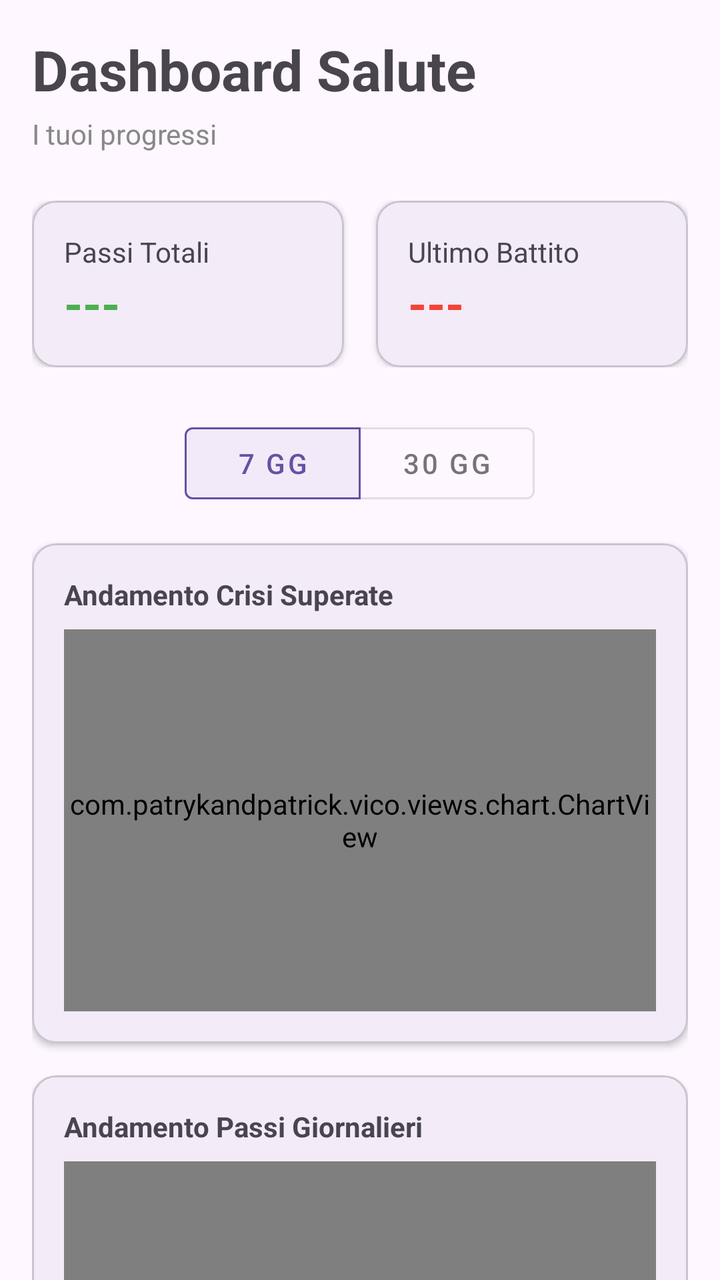
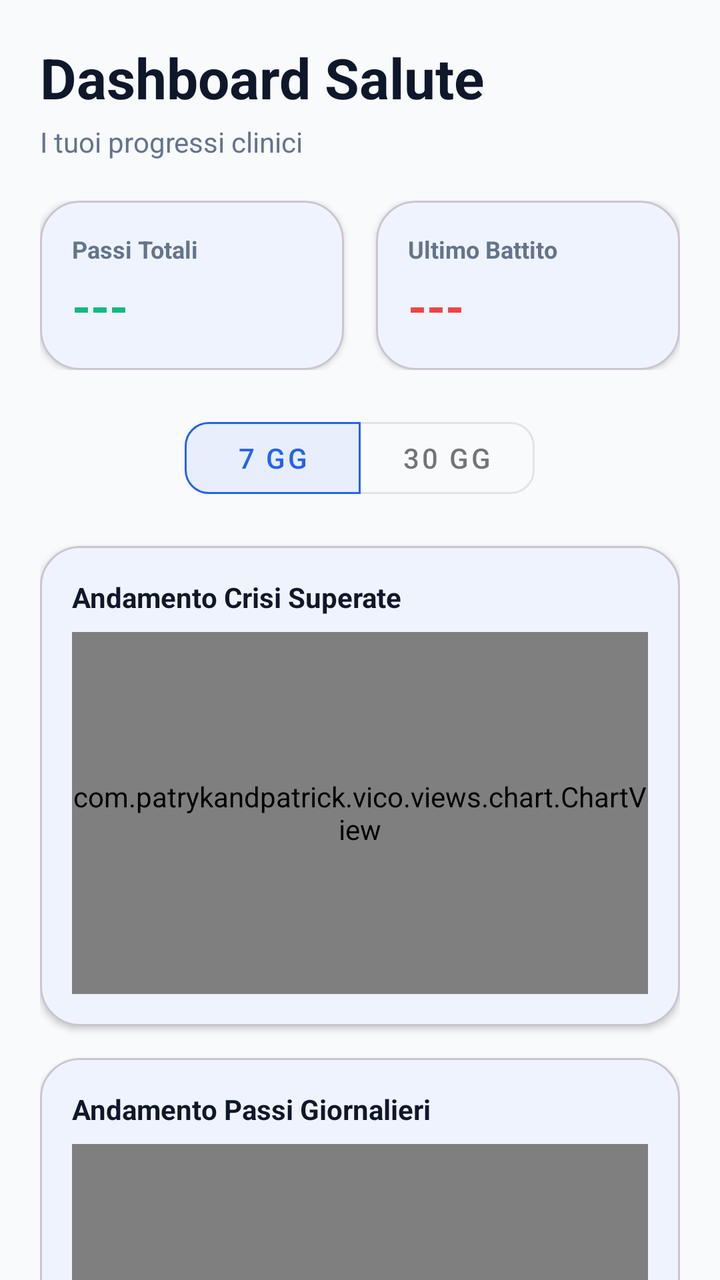

Screens rendered from an Android XML layout before and after an edit, with the pre-edit source and the edit as a unified diff.
<!-- AndroidManifest.xml: application theme Theme.SmokeShield -->
<!-- res/layout/fragment_health.xml -->
<?xml version="1.0" encoding="utf-8"?>
<layout xmlns:android="http://schemas.android.com/apk/res/android"
    xmlns:app="http://schemas.android.com/apk/res-auto">

    <androidx.core.widget.NestedScrollView
        android:layout_width="match_parent"
        android:layout_height="match_parent"
        android:fillViewport="true">

        <androidx.constraintlayout.widget.ConstraintLayout
            android:layout_width="match_parent"
            android:layout_height="wrap_content"
            android:padding="16dp">

            <TextView
                android:id="@+id/tv_health_title"
                android:layout_width="wrap_content"
                android:layout_height="wrap_content"
                android:text="Dashboard Salute"
                android:textSize="28sp"
                android:textStyle="bold"
                app:layout_constraintStart_toStartOf="parent"
                app:layout_constraintTop_toTopOf="parent" />

            <TextView
                android:id="@+id/tv_health_subtitle"
                android:layout_width="wrap_content"
                android:layout_height="wrap_content"
                android:layout_marginTop="4dp"
                android:text="I tuoi progressi"
                android:textColor="#888888"
                app:layout_constraintStart_toStartOf="parent"
                app:layout_constraintTop_toBottomOf="@id/tv_health_title" />

            
            <LinearLayout
                android:id="@+id/ll_metrics"
                android:layout_width="match_parent"
                android:layout_height="wrap_content"
                android:layout_marginTop="24dp"
                android:orientation="horizontal"
                android:weightSum="2"
                app:layout_constraintTop_toBottomOf="@id/tv_health_subtitle">

                <com.google.android.material.card.MaterialCardView
                    android:layout_width="0dp"
                    android:layout_height="wrap_content"
                    android:layout_weight="1"
                    android:layout_marginEnd="8dp"
                    app:cardCornerRadius="12dp"
                    app:cardElevation="2dp">
                    <LinearLayout
                        android:layout_width="match_parent"
                        android:layout_height="wrap_content"
                        android:padding="16dp"
                        android:orientation="vertical">
                        <TextView
                            android:layout_width="wrap_content"
                            android:layout_height="wrap_content"
                            android:text="Passi Totali" />
                        <TextView
                            android:id="@+id/tv_steps_count"
                            android:layout_width="wrap_content"
                            android:layout_height="wrap_content"
                            android:text="---"
                            android:textSize="24sp"
                            android:textStyle="bold"
                            android:textColor="#4CAF50"/>
                    </LinearLayout>
                </com.google.android.material.card.MaterialCardView>

                <com.google.android.material.card.MaterialCardView
                    android:layout_width="0dp"
                    android:layout_height="wrap_content"
                    android:layout_weight="1"
                    android:layout_marginStart="8dp"
                    app:cardCornerRadius="12dp"
                    app:cardElevation="2dp">
                    <LinearLayout
                        android:layout_width="match_parent"
                        android:layout_height="wrap_content"
                        android:padding="16dp"
                        android:orientation="vertical">
                        <TextView
                            android:layout_width="wrap_content"
                            android:layout_height="wrap_content"
                            android:text="Ultimo Battito" />
                        <TextView
                            android:id="@+id/tv_bpm_count"
                            android:layout_width="wrap_content"
                            android:layout_height="wrap_content"
                            android:text="---"
                            android:textSize="24sp"
                            android:textStyle="bold"
                            android:textColor="#F44336"/>
                    </LinearLayout>
                </com.google.android.material.card.MaterialCardView>
            </LinearLayout>

            
            <com.google.android.material.button.MaterialButtonToggleGroup
                android:id="@+id/toggle_group_time"
                android:layout_width="match_parent"
                android:layout_height="wrap_content"
                android:layout_marginTop="24dp"
                android:gravity="center"
                app:singleSelection="true"
                app:selectionRequired="true"
                app:checkedButton="@+id/btn_7_days"
                app:layout_constraintTop_toBottomOf="@id/ll_metrics">

                <Button
                    android:id="@+id/btn_7_days"
                    style="@style/Widget.MaterialComponents.Button.OutlinedButton"
                    android:layout_width="wrap_content"
                    android:layout_height="wrap_content"
                    android:text="7 gg" />

                <Button
                    android:id="@+id/btn_30_days"
                    style="@style/Widget.MaterialComponents.Button.OutlinedButton"
                    android:layout_width="wrap_content"
                    android:layout_height="wrap_content"
                    android:text="30 gg" />
            </com.google.android.material.button.MaterialButtonToggleGroup>

            
            <com.google.android.material.card.MaterialCardView
                android:id="@+id/card_chart_crises"
                android:layout_width="match_parent"
                android:layout_height="250dp"
                android:layout_marginTop="16dp"
                app:cardCornerRadius="12dp"
                app:cardElevation="2dp"
                app:layout_constraintTop_toBottomOf="@id/toggle_group_time">

                <LinearLayout
                    android:layout_width="match_parent"
                    android:layout_height="match_parent"
                    android:orientation="vertical"
                    android:padding="16dp">

                    <TextView
                        android:layout_width="wrap_content"
                        android:layout_height="wrap_content"
                        android:text="Andamento Crisi Superate"
                        android:textStyle="bold"
                        android:layout_marginBottom="8dp"/>

                    <com.patrykandpatrick.vico.views.chart.ChartView
                        android:id="@+id/vico_chart_crises"
                        android:layout_width="match_parent"
                        android:layout_height="match_parent"
                        app:chart="column"
                        app:showStartAxis="true"
                        app:showBottomAxis="true" />
                </LinearLayout>
            </com.google.android.material.card.MaterialCardView>

            
            <com.google.android.material.card.MaterialCardView
                android:id="@+id/card_chart_steps"
                android:layout_width="match_parent"
                android:layout_height="250dp"
                android:layout_marginTop="16dp"
                app:cardCornerRadius="12dp"
                app:cardElevation="2dp"
                app:layout_constraintTop_toBottomOf="@id/card_chart_crises">

                <LinearLayout
                    android:layout_width="match_parent"
                    android:layout_height="match_parent"
                    android:orientation="vertical"
                    android:padding="16dp">

                    <TextView
                        android:layout_width="wrap_content"
                        android:layout_height="wrap_content"
                        android:text="Andamento Passi Giornalieri"
                        android:textStyle="bold"
                        android:layout_marginBottom="8dp"/>

                    <com.patrykandpatrick.vico.views.chart.ChartView
                        android:id="@+id/vico_chart_steps"
                        android:layout_width="match_parent"
                        android:layout_height="match_parent"
                        app:chart="column"
                        app:showStartAxis="true"
                        app:showBottomAxis="true" />
                </LinearLayout>
            </com.google.android.material.card.MaterialCardView>

            
            <com.google.android.material.card.MaterialCardView
                android:id="@+id/card_chart_heart_rate"
                android:layout_width="match_parent"
                android:layout_height="250dp"
                android:layout_marginTop="16dp"
                android:layout_marginBottom="24dp"
                app:cardCornerRadius="12dp"
                app:cardElevation="2dp"
                app:layout_constraintTop_toBottomOf="@id/card_chart_steps"
                app:layout_constraintBottom_toTopOf="@id/btn_back_profile">

                <LinearLayout
                    android:layout_width="match_parent"
                    android:layout_height="match_parent"
                    android:orientation="vertical"
                    android:padding="16dp">

                    <TextView
                        android:layout_width="wrap_content"
                        android:layout_height="wrap_content"
                        android:text="Andamento Battito (BPM Medio)"
                        android:textStyle="bold"
                        android:layout_marginBottom="8dp"/>

                    
                    <com.patrykandpatrick.vico.views.chart.ChartView
                        android:id="@+id/vico_chart_heart_rate"
                        android:layout_width="match_parent"
                        android:layout_height="match_parent"
                        app:chart="line"
                        app:showStartAxis="true"
                        app:showBottomAxis="true" />
                </LinearLayout>
            </com.google.android.material.card.MaterialCardView>

            <Button
                android:id="@+id/btn_back_profile"
                style="@style/Widget.MaterialComponents.Button.TextButton"
                android:layout_width="wrap_content"
                android:layout_height="wrap_content"
                android:layout_marginTop="16dp"
                android:text="TORNA AL PROFILO"
                app:layout_constraintBottom_toBottomOf="parent"
                app:layout_constraintStart_toStartOf="parent"
                app:layout_constraintEnd_toEndOf="parent" />

        </androidx.constraintlayout.widget.ConstraintLayout>
    </androidx.core.widget.NestedScrollView>
</layout>
<!-- resources referenced by this layout -->
<resources>
  <style name="Theme.SmokeShield" parent="Base.Theme.SmokeShield" />
  <style name="Base.Theme.SmokeShield" parent="Theme.Material3.DayNight.NoActionBar">
          <item name="android:windowLayoutInDisplayCutoutMode" tools:targetApi="p">shortEdges</item>
          <item name="android:statusBarColor">?android:attr/colorBackground</item>
          <item name="android:navigationBarColor">?android:attr/colorBackground</item>
      </style>
</resources>

<!-- the commit's change to res/layout/fragment_health.xml (unified diff, before → after) -->
@@ -5,12 +5,13 @@
     <androidx.core.widget.NestedScrollView
         android:layout_width="match_parent"
         android:layout_height="match_parent"
+        android:background="?android:attr/colorBackground"
         android:fillViewport="true">
 
         <androidx.constraintlayout.widget.ConstraintLayout
             android:layout_width="match_parent"
             android:layout_height="wrap_content"
-            android:padding="16dp">
+            android:padding="20dp">
 
             <TextView
                 android:id="@+id/tv_health_title"
@@ -19,6 +20,7 @@
                 android:text="Dashboard Salute"
                 android:textSize="28sp"
                 android:textStyle="bold"
+                android:textColor="?android:attr/textColorPrimary"
                 app:layout_constraintStart_toStartOf="parent"
                 app:layout_constraintTop_toTopOf="parent" />
 
@@ -27,8 +29,8 @@
                 android:layout_width="wrap_content"
                 android:layout_height="wrap_content"
                 android:layout_marginTop="4dp"
-                android:text="I tuoi progressi"
-                android:textColor="#888888"
+                android:text="I tuoi progressi clinici"
+                android:textColor="?android:attr/textColorSecondary"
                 app:layout_constraintStart_toStartOf="parent"
                 app:layout_constraintTop_toBottomOf="@id/tv_health_title" />
 
@@ -37,7 +39,7 @@
                 android:id="@+id/ll_metrics"
                 android:layout_width="match_parent"
                 android:layout_height="wrap_content"
-                android:layout_marginTop="24dp"
+                android:layout_marginTop="20dp"
                 android:orientation="horizontal"
                 android:weightSum="2"
                 app:layout_constraintTop_toBottomOf="@id/tv_health_subtitle">
@@ -47,8 +49,9 @@
                     android:layout_height="wrap_content"
                     android:layout_weight="1"
                     android:layout_marginEnd="8dp"
-                    app:cardCornerRadius="12dp"
-                    app:cardElevation="2dp">
+                    app:cardCornerRadius="20dp"
+                    app:cardElevation="2dp"
+                    app:cardBackgroundColor="?attr/colorSurface">
                     <LinearLayout
                         android:layout_width="match_parent"
                         android:layout_height="wrap_content"
@@ -57,15 +60,19 @@
                         <TextView
                             android:layout_width="wrap_content"
                             android:layout_height="wrap_content"
-                            android:text="Passi Totali" />
+                            android:text="Passi Totali"
+                            android:textColor="?android:attr/textColorSecondary"
+                            android:textSize="12sp"
+                            android:textStyle="bold"/>
                         <TextView
                             android:id="@+id/tv_steps_count"
                             android:layout_width="wrap_content"
                             android:layout_height="wrap_content"
+                            android:layout_marginTop="4dp"
                             android:text="---"
                             android:textSize="24sp"
                             android:textStyle="bold"
-                            android:textColor="#4CAF50"/>
+                            android:textColor="@color/colorHealth"/>
                     </LinearLayout>
                 </com.google.android.material.card.MaterialCardView>
 
@@ -74,8 +81,9 @@
                     android:layout_height="wrap_content"
                     android:layout_weight="1"
                     android:layout_marginStart="8dp"
-                    app:cardCornerRadius="12dp"
-                    app:cardElevation="2dp">
+                    app:cardCornerRadius="20dp"
+                    app:cardElevation="2dp"
+                    app:cardBackgroundColor="?attr/colorSurface">
                     <LinearLayout
                         android:layout_width="match_parent"
                         android:layout_height="wrap_content"
@@ -84,15 +92,19 @@
                         <TextView
                             android:layout_width="wrap_content"
                             android:layout_height="wrap_content"
-                            android:text="Ultimo Battito" />
+                            android:text="Ultimo Battito"
+                            android:textColor="?android:attr/textColorSecondary"
+                            android:textSize="12sp"
+                            android:textStyle="bold"/>
                         <TextView
                             android:id="@+id/tv_bpm_count"
                             android:layout_width="wrap_content"
                             android:layout_height="wrap_content"
+                            android:layout_marginTop="4dp"
                             android:text="---"
                             android:textSize="24sp"
                             android:textStyle="bold"
-                            android:textColor="#F44336"/>
+                            android:textColor="@color/colorSos"/>
                     </LinearLayout>
                 </com.google.android.material.card.MaterialCardView>
             </LinearLayout>
@@ -102,7 +114,7 @@
                 android:id="@+id/toggle_group_time"
                 android:layout_width="match_parent"
                 android:layout_height="wrap_content"
-                android:layout_marginTop="24dp"
+                android:layout_marginTop="20dp"
                 android:gravity="center"
                 app:singleSelection="true"
                 app:selectionRequired="true"
@@ -128,10 +140,11 @@
             <com.google.android.material.card.MaterialCardView
                 android:id="@+id/card_chart_crises"
                 android:layout_width="match_parent"
-                android:layout_height="250dp"
-                android:layout_marginTop="16dp"
-                app:cardCornerRadius="12dp"
+                android:layout_height="240dp"
+                android:layout_marginTop="20dp"
+                app:cardCornerRadius="20dp"
                 app:cardElevation="2dp"
+                app:cardBackgroundColor="?attr/colorSurface"
                 app:layout_constraintTop_toBottomOf="@id/toggle_group_time">
 
                 <LinearLayout
@@ -144,6 +157,7 @@
                         android:layout_width="wrap_content"
                         android:layout_height="wrap_content"
                         android:text="Andamento Crisi Superate"
+                        android:textColor="?android:attr/textColorPrimary"
                         android:textStyle="bold"
                         android:layout_marginBottom="8dp"/>
 
@@ -161,10 +175,11 @@
             <com.google.android.material.card.MaterialCardView
                 android:id="@+id/card_chart_steps"
                 android:layout_width="match_parent"
-                android:layout_height="250dp"
+                android:layout_height="240dp"
                 android:layout_marginTop="16dp"
-                app:cardCornerRadius="12dp"
+                app:cardCornerRadius="20dp"
                 app:cardElevation="2dp"
+                app:cardBackgroundColor="?attr/colorSurface"
                 app:layout_constraintTop_toBottomOf="@id/card_chart_crises">
 
                 <LinearLayout
@@ -177,6 +192,7 @@
                         android:layout_width="wrap_content"
                         android:layout_height="wrap_content"
                         android:text="Andamento Passi Giornalieri"
+                        android:textColor="?android:attr/textColorPrimary"
                         android:textStyle="bold"
                         android:layout_marginBottom="8dp"/>
 
@@ -194,11 +210,12 @@
             <com.google.android.material.card.MaterialCardView
                 android:id="@+id/card_chart_heart_rate"
                 android:layout_width="match_parent"
-                android:layout_height="250dp"
+                android:layout_height="240dp"
                 android:layout_marginTop="16dp"
                 android:layout_marginBottom="24dp"
-                app:cardCornerRadius="12dp"
+                app:cardCornerRadius="20dp"
                 app:cardElevation="2dp"
+                app:cardBackgroundColor="?attr/colorSurface"
                 app:layout_constraintTop_toBottomOf="@id/card_chart_steps"
                 app:layout_constraintBottom_toTopOf="@id/btn_back_profile">
 
@@ -212,10 +229,10 @@
                         android:layout_width="wrap_content"
                         android:layout_height="wrap_content"
                         android:text="Andamento Battito (BPM Medio)"
+                        android:textColor="?android:attr/textColorPrimary"
                         android:textStyle="bold"
                         android:layout_marginBottom="8dp"/>
 
-                    
                     <com.patrykandpatrick.vico.views.chart.ChartView
                         android:id="@+id/vico_chart_heart_rate"
                         android:layout_width="match_parent"
<!-- resource entries referenced after the edit -->
@@ -1,10 +1,52 @@
 <!-- resources referenced by this layout -->
 <resources>
+  <color name="colorHealth">#10B981</color>
+  <color name="colorSos">#EF4444</color>
   <style name="Theme.SmokeShield" parent="Base.Theme.SmokeShield" />
   <style name="Base.Theme.SmokeShield" parent="Theme.Material3.DayNight.NoActionBar">
+          
+          <item name="colorPrimary">@color/primaryColor</item>
+          <item name="colorOnPrimary">@color/white</item>
+          <item name="colorSecondary">@color/secondaryColor</item>
+          <item name="colorOnSecondary">@color/white</item>
+  
+          
           <item name="android:windowLayoutInDisplayCutoutMode" tools:targetApi="p">shortEdges</item>
-          <item name="android:statusBarColor">?android:attr/colorBackground</item>
-          <item name="android:navigationBarColor">?android:attr/colorBackground</item>
+          <item name="android:statusBarColor">@color/backgroundColor</item>
+          <item name="android:navigationBarColor">@color/backgroundColor</item>
+  
+          
+          <item name="android:colorBackground">@color/backgroundColor</item>
+          <item name="colorSurface">@color/surfaceColor</item>
+          <item name="colorError">@color/colorSos</item>
+  
+          
+          <item name="android:textColorPrimary">@color/textColor</item>
+          <item name="android:textColorSecondary">@color/textColorLight</item>
+  
+          
+          <item name="shapeAppearanceSmallComponent">@style/ShapeAppearance.SmokeShield.Small</item>
+          <item name="shapeAppearanceMediumComponent">@style/ShapeAppearance.SmokeShield.Medium</item>
+          <item name="shapeAppearanceLargeComponent">@style/ShapeAppearance.SmokeShield.Large</item>
+      </style>
+  <color name="primaryColor">#2563EB</color>
+  <color name="white">#FFFFFFFF</color>
+  <color name="secondaryColor">#F59E0B</color>
+  <color name="backgroundColor">#F8FAFC</color>
+  <color name="surfaceColor">#FFFFFF</color>
+  <color name="textColor">#0F172A</color>
+  <color name="textColorLight">#64748B</color>
+  <style name="ShapeAppearance.SmokeShield.Small" parent="ShapeAppearance.MaterialComponents.SmallComponent">
+          <item name="cornerFamily">rounded</item>
+          <item name="cornerSize">12dp</item>
+      </style>
+  <style name="ShapeAppearance.SmokeShield.Medium" parent="ShapeAppearance.MaterialComponents.MediumComponent">
+          <item name="cornerFamily">rounded</item>
+          <item name="cornerSize">20dp</item>
+      </style>
+  <style name="ShapeAppearance.SmokeShield.Large" parent="ShapeAppearance.MaterialComponents.LargeComponent">
+          <item name="cornerFamily">rounded</item>
+          <item name="cornerSize">28dp</item>
       </style>
 </resources>
 
